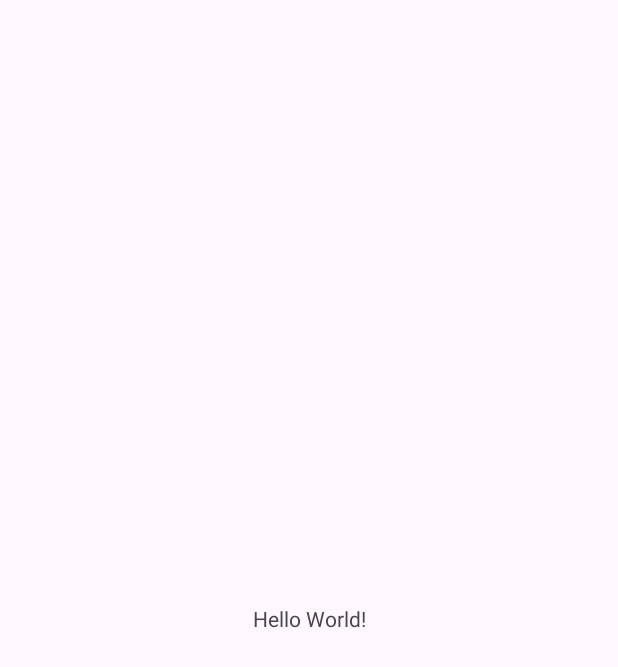
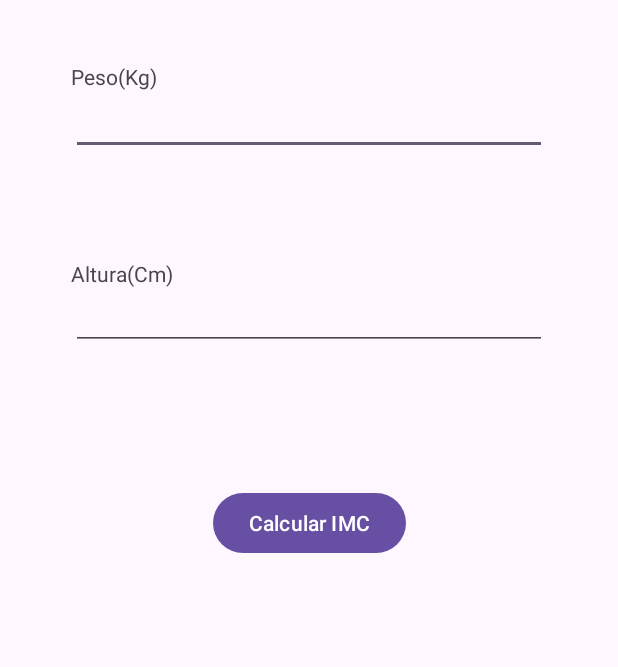
Before and after one commit to Gusta-Teixeira/IMC, an Android app: the screen it shows after launch (MainActivity), on a phone screen of 412 x 824 dp. Before the commit the part shown is almost empty. Shown: the top 667 px of the screen. Run offline under Robolectric (Android 15) with nearby library versions, the phone set to English and light mode, and no system bars.

Commit message:
Primeiro commit

```diff
--- a/app/src/main/AndroidManifest.xml
+++ b/app/src/main/AndroidManifest.xml
@@ -13,6 +13,9 @@
         android:theme="@style/Theme.IMC"
         tools:targetApi="31">
         <activity
+            android:name=".MsgActivity"
+            android:exported="false" />
+        <activity
             android:name=".MainActivity"
             android:exported="true">
             <intent-filter>
--- a/app/src/main/java/com/ifsc/imc/MainActivity.java
+++ b/app/src/main/java/com/ifsc/imc/MainActivity.java
@@ -1,7 +1,12 @@
 package com.ifsc.imc;
 
+import android.content.Intent;
 import android.os.Bundle;
 import android.util.Log;
+import android.view.View;
+import android.widget.Button;
+import android.widget.EditText;
+import android.widget.ImageView;
 import android.widget.Toast;
 
 import androidx.activity.EdgeToEdge;
@@ -11,56 +16,33 @@ import androidx.core.view.ViewCompat;
 import androidx.core.view.WindowInsetsCompat;
 
 public class MainActivity extends AppCompatActivity {
-
+    Button btCalcula;
+    EditText edPeso, edAltura;
+    String wTexto;
+    float wIMC=0, wAltura=0;
+    ImageView imgPrincipal;
     @Override
     protected void onCreate(Bundle savedInstanceState) {
         super.onCreate(savedInstanceState);
         EdgeToEdge.enable(this);
         setContentView(R.layout.activity_main);
-        Log.d("ciclodevida", "onCreate");
-        Toast.makeText(this, "onCreate", Toast.LENGTH_LONG).show();
+        btCalcula    = findViewById(R.id.button);
+        edPeso       = findViewById(R.id.edPeso);
+        edAltura     = findViewById(R.id.edAltura);
+        imgPrincipal = findViewById(R.id.imgGeral);
+
+        btCalcula.setOnClickListener(new View.OnClickListener() {
+            @Override
+            public void onClick(View v) {
+                wAltura = (Float.valueOf(edAltura.getText().toString())) / 100;
+                wIMC = Float.valueOf(edPeso.getText().toString()) / (wAltura * wAltura);
+
+                Intent i = new Intent(getApplicationContext(), MsgActivity.class);
+                i.putExtra("IMC", Float.toString(wIMC));
+                i.putExtra("Peso", edPeso.getText().toString());
+                i.putExtra("Altura", Float.toString(wAltura));
+                startActivity(i);
+            }
+        });
     }
-
-    @Override
-    protected void onStart() {
-        super.onStart();
-        Log.d("ciclodevida", "onStart");
-        Toast.makeText(this, "onStart", Toast.LENGTH_LONG).show();
-    }
-
-    @Override
-    protected void onResume() {
-        super.onResume();
-        Log.d("ciclodevida", "onResume");
-        Toast.makeText(this, "onResume", Toast.LENGTH_LONG).show();
-    }
-
-    @Override
-    protected void onPause() {
-        super.onPause();
-        Log.d("ciclodevida", "onPause");
-        Toast.makeText(this, "onPause", Toast.LENGTH_LONG).show();
-    }
-
-    @Override
-    protected void onStop() {
-        super.onStop();
-        Log.d("ciclodevida", "onStop");
-        Toast.makeText(this, "onStop", Toast.LENGTH_LONG).show();
-    }
-
-    @Override
-    protected void onRestart() {
-        super.onRestart();
-        Log.d("ciclodevida", "onRestart");
-        Toast.makeText(this, "onRestart", Toast.LENGTH_LONG).show();
-    }
-
-    @Override
-    protected void onDestroy() {
-        super.onDestroy();
-        Log.d("ciclodevida", "onDestroy");
-        Toast.makeText(this, "onDestroy", Toast.LENGTH_LONG).show();
-    }
-
 }
--- a/app/src/main/res/layout/activity_main.xml
+++ b/app/src/main/res/layout/activity_main.xml
@@ -7,13 +7,77 @@
     android:layout_height="match_parent"
     tools:context=".MainActivity">
 
+    <EditText
+        android:id="@+id/edPeso"
+        android:layout_width="317dp"
+        android:layout_height="41dp"
+        android:ems="10"
+        android:inputType="text"
+        android:text=""
+        app:layout_constraintBottom_toTopOf="@+id/button"
+        app:layout_constraintEnd_toEndOf="parent"
+        app:layout_constraintStart_toStartOf="parent"
+        app:layout_constraintTop_toTopOf="parent"
+        app:layout_constraintVertical_bias="0.219" />
+
+    <EditText
+        android:id="@+id/edAltura"
+        android:layout_width="317dp"
+        android:layout_height="41dp"
+        android:ems="10"
+        android:inputType="number"
+        android:text=""
+        app:layout_constraintBottom_toTopOf="@+id/button"
+        app:layout_constraintEnd_toEndOf="parent"
+        app:layout_constraintStart_toStartOf="parent"
+        app:layout_constraintTop_toBottomOf="@+id/edPeso"
+        app:layout_constraintVertical_bias="0.493" />
+
     <TextView
+        android:id="@+id/tvPeso"
         android:layout_width="wrap_content"
         android:layout_height="wrap_content"
-        android:text="Hello World!"
+        android:inputType="number"
+        android:text="Peso(Kg)"
+        app:layout_constraintBottom_toTopOf="@+id/edPeso"
+        app:layout_constraintEnd_toEndOf="parent"
+        app:layout_constraintHorizontal_bias="0.133"
+        app:layout_constraintStart_toStartOf="parent"
+        app:layout_constraintTop_toTopOf="parent"
+        app:layout_constraintVertical_bias="0.971" />
+
+    <Button
+        android:id="@+id/button"
+        android:layout_width="wrap_content"
+        android:layout_height="wrap_content"
+        android:text="Calcular IMC"
+        app:layout_constraintBottom_toBottomOf="parent"
+        app:layout_constraintEnd_toEndOf="parent"
+        app:layout_constraintHorizontal_bias="0.501"
+        app:layout_constraintStart_toStartOf="parent"
+        app:layout_constraintTop_toTopOf="parent"
+        app:layout_constraintVertical_bias="0.418" />
+
+    <TextView
+        android:id="@+id/tvAltura"
+        android:layout_width="wrap_content"
+        android:layout_height="wrap_content"
+        android:text="Altura(Cm)"
+        app:layout_constraintBottom_toTopOf="@+id/edAltura"
+        app:layout_constraintEnd_toEndOf="parent"
+        app:layout_constraintHorizontal_bias="0.137"
+        app:layout_constraintStart_toStartOf="parent"
+        app:layout_constraintTop_toBottomOf="@+id/edPeso"
+        app:layout_constraintVertical_bias="1.0" />
+
+    <ImageView
+        android:id="@+id/imgGeral"
+        android:layout_width="388dp"
+        android:layout_height="358dp"
         app:layout_constraintBottom_toBottomOf="parent"
         app:layout_constraintEnd_toEndOf="parent"
         app:layout_constraintStart_toStartOf="parent"
-        app:layout_constraintTop_toTopOf="parent" />
+        app:layout_constraintTop_toBottomOf="@+id/button"
+        tools:srcCompat="@tools:sample/avatars" />
 
 </androidx.constraintlayout.widget.ConstraintLayout>
```
Also changed, not shown: app/src/main/java/com/ifsc/imc/MsgActivity.java (added, +30 -0 lines), app/src/main/res/layout/activity_msg.xml (added, +93 -0 lines).
